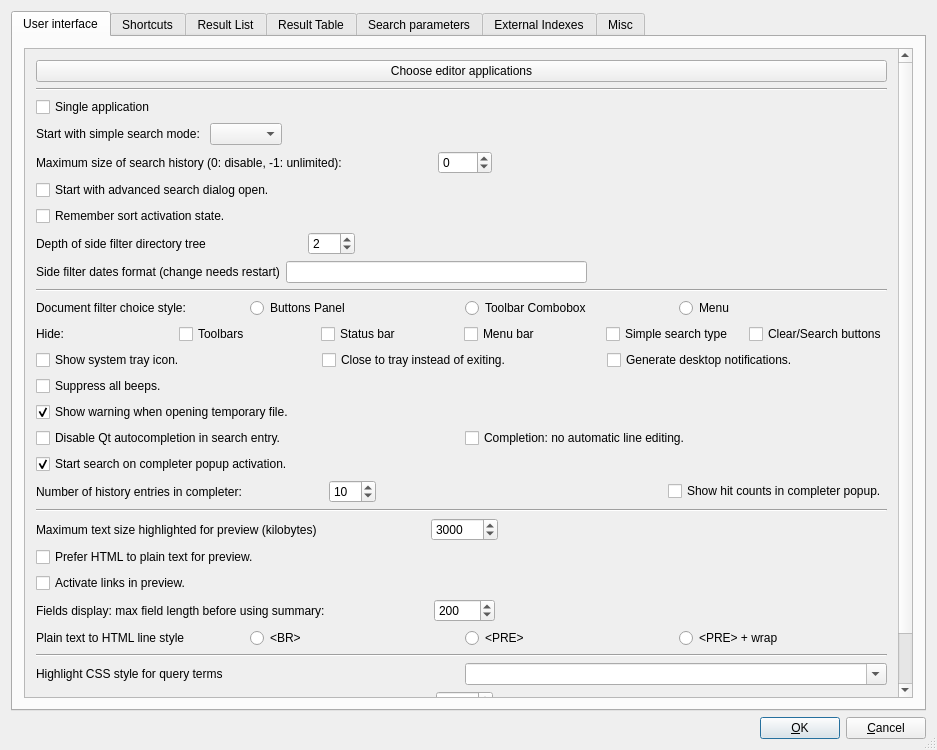
alarmz/recoll, file src/qtgui/uiprefs.ui: the form before one commit.
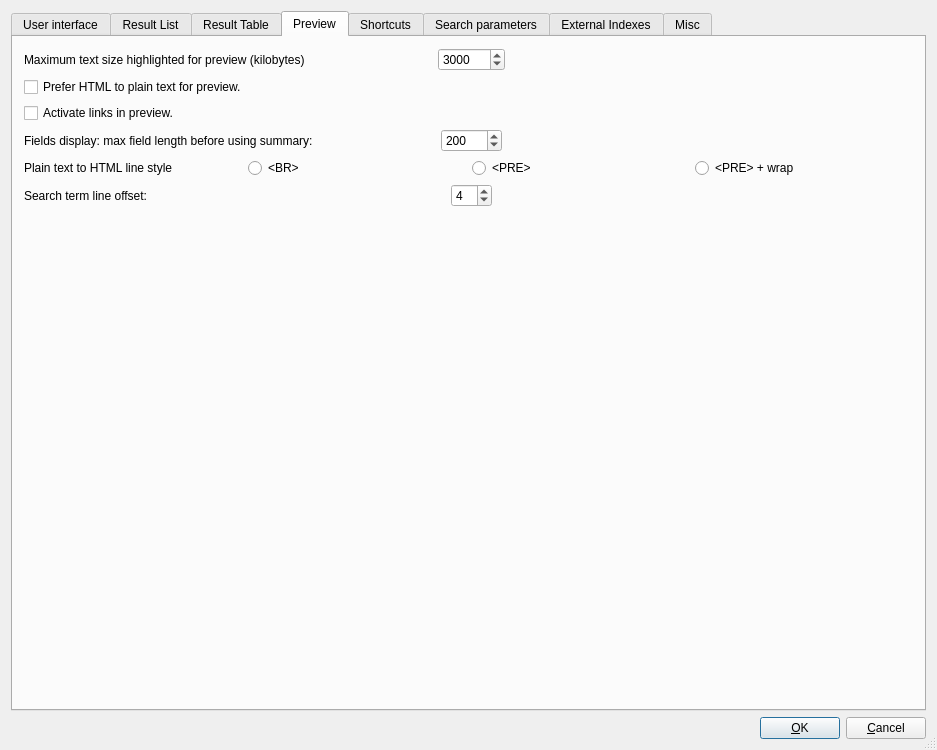
The form after the commit. The open tabs and pages were chosen to show the change.

Commit message: add pref for the number of lines to show over a preview search target

```diff
--- a/src/qtgui/uiprefs.ui
+++ b/src/qtgui/uiprefs.ui
@@ -37,8 +37,8 @@
            <rect>
             <x>0</x>
             <y>0</y>
-            <width>876</width>
-            <height>684</height>
+            <width>886</width>
+            <height>724</height>
            </rect>
           </property>
           <layout class="QVBoxLayout">
@@ -52,23 +52,23 @@
            <item>
             <widget class="Line" name="line1">
              <property name="orientation">
-              <enum>Qt::Orientation::Horizontal</enum>
+              <enum>Qt::Horizontal</enum>
              </property>
             </widget>
            </item>
-       <item>
-        <widget class="QCheckBox" name="singleappCB">
-         <property name="toolTip">
-          <string>If set, starting a new instance on the same index will raise an existing one.</string>
-         </property>
-         <property name="text">
-          <string>Single application</string>
-         </property>
-         <property name="checked">
-          <bool>false</bool>
-         </property>
-        </widget>
-       </item>
+           <item>
+            <widget class="QCheckBox" name="singleappCB">
+             <property name="toolTip">
+              <string>If set, starting a new instance on the same index will raise an existing one.</string>
+             </property>
+             <property name="text">
+              <string>Single application</string>
+             </property>
+             <property name="checked">
+              <bool>false</bool>
+             </property>
+            </widget>
+           </item>
            <item>
             <layout class="QHBoxLayout">
              <item>
@@ -87,7 +87,7 @@
              <item>
               <spacer name="horizontalSpacer_12">
                <property name="orientation">
-                <enum>Qt::Orientation::Horizontal</enum>
+                <enum>Qt::Horizontal</enum>
                </property>
                <property name="sizeHint" stdset="0">
                 <size>
@@ -136,7 +136,7 @@
              <item>
               <spacer name="horizontalSpacer_5">
                <property name="orientation">
-                <enum>Qt::Orientation::Horizontal</enum>
+                <enum>Qt::Horizontal</enum>
                </property>
                <property name="sizeHint" stdset="0">
                 <size>
@@ -205,7 +205,7 @@
              <item>
               <spacer name="horizontalSpacer_20">
                <property name="orientation">
-                <enum>Qt::Orientation::Horizontal</enum>
+                <enum>Qt::Horizontal</enum>
                </property>
                <property name="sizeHint" stdset="0">
                 <size>
@@ -245,7 +245,7 @@
              <item>
               <spacer name="sidefilterdateformatHSPC">
                <property name="orientation">
-                <enum>Qt::Orientation::Horizontal</enum>
+                <enum>Qt::Horizontal</enum>
                </property>
                <property name="sizeHint" stdset="0">
                 <size>
@@ -260,7 +260,7 @@
            <item>
             <widget class="Line" name="line2">
              <property name="orientation">
-              <enum>Qt::Orientation::Horizontal</enum>
+              <enum>Qt::Horizontal</enum>
              </property>
             </widget>
            </item>
@@ -459,16 +459,16 @@
              </item>
             </layout>
            </item>
-             <item>
-              <widget class="QCheckBox" name="ssSearchOnCompleteCB">
-               <property name="text">
-                <string>Start search on completer popup activation.</string>
-               </property>
-               <property name="checked">
-                <bool>true</bool>
-               </property>
-              </widget>
-             </item>
+           <item>
+            <widget class="QCheckBox" name="ssSearchOnCompleteCB">
+             <property name="text">
+              <string>Start search on completer popup activation.</string>
+             </property>
+             <property name="checked">
+              <bool>true</bool>
+             </property>
+            </widget>
+           </item>
            <item>
             <layout class="QHBoxLayout" name="horizontalLayout12">
              <item>
@@ -508,7 +508,7 @@
                <item>
                 <spacer name="ssearchCompleterHistCntHSPC">
                  <property name="orientation">
-                  <enum>Qt::Orientation::Horizontal</enum>
+                  <enum>Qt::Horizontal</enum>
                  </property>
                  <property name="sizeHint" stdset="0">
                   <size>
@@ -538,182 +538,7 @@
            <item>
             <widget class="Line" name="line3">
              <property name="orientation">
-              <enum>Qt::Orientation::Horizontal</enum>
-             </property>
-            </widget>
-           </item>
-           <item>
-            <layout class="QHBoxLayout" stretch="0,0,1">
-             <item>
-              <widget class="QLabel" name="textLabelHL">
-               <property name="sizePolicy">
-                <sizepolicy hsizetype="Preferred" vsizetype="Preferred">
-                 <horstretch>1</horstretch>
-                 <verstretch>0</verstretch>
-                </sizepolicy>
-               </property>
-               <property name="toolTip">
-                <string>Texts over this size will not be highlighted in preview (too slow).</string>
-               </property>
-               <property name="text">
-                <string>Maximum text size highlighted for preview (kilobytes)</string>
-               </property>
-               <property name="wordWrap">
-                <bool>false</bool>
-               </property>
-              </widget>
-             </item>
-             <item>
-              <widget class="QSpinBox" name="maxHLTSB">
-               <property name="minimum">
-                <number>0</number>
-               </property>
-               <property name="maximum">
-                <number>100000</number>
-               </property>
-               <property name="singleStep">
-                <number>500</number>
-               </property>
-               <property name="value">
-                <number>3000</number>
-               </property>
-              </widget>
-             </item>
-             <item>
-              <spacer name="horizontalSpacer_4">
-               <property name="orientation">
-                <enum>Qt::Orientation::Horizontal</enum>
-               </property>
-               <property name="sizeHint" stdset="0">
-                <size>
-                 <width>40</width>
-                 <height>20</height>
-                </size>
-               </property>
-              </spacer>
-             </item>
-            </layout>
-           </item>
-           <item>
-            <widget class="QCheckBox" name="previewHtmlCB">
-             <property name="text">
-              <string>Prefer HTML to plain text for preview.</string>
-             </property>
-             <property name="checked">
-              <bool>false</bool>
-             </property>
-            </widget>
-           </item>
-           <item>
-            <widget class="QCheckBox" name="previewActiveLinksCB">
-             <property name="toolTip">
-              <string>Make links inside the preview window clickable, and start an external browser when they are clicked.</string>
-             </property>
-             <property name="text">
-              <string>Activate links in preview.</string>
-             </property>
-             <property name="checked">
-              <bool>false</bool>
-             </property>
-            </widget>
-           </item>
-           <item>
-            <layout class="QHBoxLayout" stretch="0,0,1">
-             <item>
-              <widget class="QLabel" name="pvmaxfldlenLBL">
-               <property name="sizePolicy">
-                <sizepolicy hsizetype="Preferred" vsizetype="Preferred">
-                 <horstretch>1</horstretch>
-                 <verstretch>0</verstretch>
-                </sizepolicy>
-               </property>
-               <property name="toolTip">
-                <string>Set to 0 to disable details/summary feature</string>
-               </property>
-               <property name="text">
-                <string>Fields display: max field length before using summary:</string>
-               </property>
-               <property name="wordWrap">
-                <bool>false</bool>
-               </property>
-              </widget>
-             </item>
-             <item>
-              <widget class="QSpinBox" name="pvmaxfldlenSB">
-               <property name="minimum">
-                <number>0</number>
-               </property>
-               <property name="maximum">
-                <number>10000</number>
-               </property>
-               <property name="value">
-                <number>200</number>
-               </property>
-              </widget>
-             </item>
-             <item>
-              <spacer name="pvmaxfldlenHSPC">
-               <property name="orientation">
-                <enum>Qt::Orientation::Horizontal</enum>
-               </property>
-               <property name="sizeHint" stdset="0">
-                <size>
-                 <width>40</width>
-                 <height>20</height>
-                </size>
-               </property>
-              </spacer>
-             </item>
-            </layout>
-           </item>
-           <item>
-            <layout class="QHBoxLayout" name="horizontalLayout_3">
-             <item>
-              <widget class="QLabel" name="label">
-               <property name="toolTip">
-                <string>Lines in PRE text are not folded. Using BR loses some indentation. PRE + Wrap style may be what you want.</string>
-               </property>
-               <property name="text">
-                <string>Plain text to HTML line style</string>
-               </property>
-              </widget>
-             </item>
-             <item>
-              <widget class="QRadioButton" name="plainBRRB">
-               <property name="text">
-                <string>&lt;BR&gt;</string>
-               </property>
-               <attribute name="buttonGroup">
-                <string notr="true">buttonGroup</string>
-               </attribute>
-              </widget>
-             </item>
-             <item>
-              <widget class="QRadioButton" name="plainPRERB">
-               <property name="text">
-                <string>&lt;PRE&gt;</string>
-               </property>
-               <attribute name="buttonGroup">
-                <string notr="true">buttonGroup</string>
-               </attribute>
-              </widget>
-             </item>
-             <item>
-              <widget class="QRadioButton" name="plainPREWRAPRB">
-               <property name="text">
-                <string>&lt;PRE&gt; + wrap</string>
-               </property>
-               <attribute name="buttonGroup">
-                <string notr="true">buttonGroup</string>
-               </attribute>
-              </widget>
-             </item>
-            </layout>
-           </item>
-           <item>
-            <widget class="Line" name="line4">
-             <property name="orientation">
-              <enum>Qt::Orientation::Horizontal</enum>
+              <enum>Qt::Horizontal</enum>
              </property>
             </widget>
            </item>
@@ -744,7 +569,7 @@
                 <bool>true</bool>
                </property>
                <property name="insertPolicy">
-                <enum>QComboBox::InsertPolicy::NoInsert</enum>
+                <enum>QComboBox::NoInsert</enum>
                </property>
               </widget>
              </item>
@@ -784,7 +609,7 @@
              <item>
               <spacer name="wholeuiscaleHSPC">
                <property name="orientation">
-                <enum>Qt::Orientation::Horizontal</enum>
+                <enum>Qt::Horizontal</enum>
                </property>
                <property name="sizeHint" stdset="0">
                 <size>
@@ -841,7 +666,7 @@
              <item>
               <spacer name="horizontalSpacer_16">
                <property name="orientation">
-                <enum>Qt::Orientation::Horizontal</enum>
+                <enum>Qt::Horizontal</enum>
                </property>
                <property name="sizeHint" stdset="0">
                 <size>
@@ -856,10 +681,10 @@
            <item>
             <spacer name="spacer4">
              <property name="orientation">
-              <enum>Qt::Orientation::Vertical</enum>
+              <enum>Qt::Vertical</enum>
              </property>
              <property name="sizeType">
-              <enum>QSizePolicy::Policy::Expanding</enum>
+              <enum>QSizePolicy::Expanding</enum>
              </property>
              <property name="sizeHint" stdset="0">
               <size>
@@ -875,51 +700,6 @@
        </item>
       </layout>
      </widget>
-     <widget class="QWidget" name="tab_shortcuts">
-      <attribute name="title">
-       <string>Shortcuts</string>
-      </attribute>
-      <layout class="QVBoxLayout" name="verticalLayout_4">
-       <item>
-        <layout class="QVBoxLayout" name="verticalLayout">
-         <item>
-          <widget class="QTableWidget" name="shortcutsTB"/>
-         </item>
-         <item>
-          <layout class="QHBoxLayout" name="horizontalLayout_2">
-           <item>
-            <widget class="QLabel" name="label_2">
-             <property name="text">
-              <string>Use F1 to  access the manual</string>
-             </property>
-            </widget>
-           </item>
-           <item>
-            <spacer name="horizontalSpacer">
-             <property name="orientation">
-              <enum>Qt::Orientation::Horizontal</enum>
-             </property>
-             <property name="sizeHint" stdset="0">
-              <size>
-               <width>40</width>
-               <height>20</height>
-              </size>
-             </property>
-            </spacer>
-           </item>
-           <item>
-            <widget class="QPushButton" name="resetscPB">
-             <property name="text">
-              <string>Reset shortcuts defaults</string>
-             </property>
-            </widget>
-           </item>
-          </layout>
-         </item>
-        </layout>
-       </item>
-      </layout>
-     </widget>
      <widget class="QWidget" name="tab_reslist">
       <attribute name="title">
        <string>Result List</string>
@@ -961,7 +741,7 @@
            <item>
             <spacer name="horizontalSpacer_2">
              <property name="orientation">
-              <enum>Qt::Orientation::Horizontal</enum>
+              <enum>Qt::Horizontal</enum>
              </property>
              <property name="sizeHint" stdset="0">
               <size>
@@ -1008,7 +788,7 @@
            <item>
             <spacer name="horizontalSpacer_13">
              <property name="orientation">
-              <enum>Qt::Orientation::Horizontal</enum>
+              <enum>Qt::Horizontal</enum>
              </property>
              <property name="sizeHint" stdset="0">
               <size>
@@ -1087,7 +867,7 @@
            <item>
             <spacer name="horizontalSpacer_14">
              <property name="orientation">
-              <enum>Qt::Orientation::Horizontal</enum>
+              <enum>Qt::Horizontal</enum>
              </property>
              <property name="sizeHint" stdset="0">
               <size>
@@ -1137,7 +917,7 @@
            <item>
             <spacer name="horizontalSpacer_15">
              <property name="orientation">
-              <enum>Qt::Orientation::Horizontal</enum>
+              <enum>Qt::Horizontal</enum>
              </property>
              <property name="sizeHint" stdset="0">
               <size>
@@ -1186,7 +966,7 @@
            <item>
             <spacer name="horizontalSpacer_3">
              <property name="orientation">
-              <enum>Qt::Orientation::Horizontal</enum>
+              <enum>Qt::Horizontal</enum>
              </property>
              <property name="sizeHint" stdset="0">
               <size>
@@ -1223,7 +1003,7 @@
        <item>
         <spacer name="verticalSpacer">
          <property name="orientation">
-          <enum>Qt::Orientation::Vertical</enum>
+          <enum>Qt::Vertical</enum>
          </property>
          <property name="sizeHint" stdset="0">
           <size>
@@ -1308,7 +1088,7 @@
        <item>
         <spacer name="verticalSpacer_rst2">
          <property name="orientation">
-          <enum>Qt::Orientation::Vertical</enum>
+          <enum>Qt::Vertical</enum>
          </property>
          <property name="sizeHint" stdset="0">
           <size>
@@ -1320,6 +1100,288 @@
        </item>
       </layout>
      </widget>
+     <widget class="QWidget" name="tab_preview">
+      <attribute name="title">
+       <string>Preview</string>
+      </attribute>
+      <layout class="QVBoxLayout" name="verticalLayout_rst3">
+       <item>
+        <layout class="QHBoxLayout" stretch="0,0,1">
+         <item>
+          <widget class="QLabel" name="textLabelHL">
+           <property name="sizePolicy">
+            <sizepolicy hsizetype="Preferred" vsizetype="Preferred">
+             <horstretch>1</horstretch>
+             <verstretch>0</verstretch>
+            </sizepolicy>
+           </property>
+           <property name="toolTip">
+            <string>Texts over this size will not be highlighted in preview (too slow).</string>
+           </property>
+           <property name="text">
+            <string>Maximum text size highlighted for preview (kilobytes)</string>
+           </property>
+           <property name="wordWrap">
+            <bool>false</bool>
+           </property>
+          </widget>
+         </item>
+         <item>
+          <widget class="QSpinBox" name="maxHLTSB">
+           <property name="minimum">
+            <number>0</number>
+           </property>
+           <property name="maximum">
+            <number>100000</number>
+           </property>
+           <property name="singleStep">
+            <number>500</number>
+           </property>
+           <property name="value">
+            <number>3000</number>
+           </property>
+          </widget>
+         </item>
+         <item>
+          <spacer name="horizontalSpacer_4">
+           <property name="orientation">
+            <enum>Qt::Horizontal</enum>
+           </property>
+           <property name="sizeHint" stdset="0">
+            <size>
+             <width>40</width>
+             <height>20</height>
+            </size>
+           </property>
+          </spacer>
+         </item>
+        </layout>
+       </item>
+       <item>
+        <widget class="QCheckBox" name="previewHtmlCB">
+         <property name="text">
+          <string>Prefer HTML to plain text for preview.</string>
+         </property>
+         <property name="checked">
+          <bool>false</bool>
+         </property>
+        </widget>
+       </item>
+       <item>
+        <widget class="QCheckBox" name="previewActiveLinksCB">
+         <property name="toolTip">
+          <string>Make links inside the preview window clickable, and start an external browser when they are clicked.</string>
+         </property>
+         <property name="text">
+          <string>Activate links in preview.</string>
+         </property>
+         <property name="checked">
+          <bool>false</bool>
+         </property>
+        </widget>
+       </item>
+       <item>
+        <layout class="QHBoxLayout" stretch="0,0,1">
+         <item>
+          <widget class="QLabel" name="pvmaxfldlenLBL">
+           <property name="sizePolicy">
+            <sizepolicy hsizetype="Preferred" vsizetype="Preferred">
+             <horstretch>1</horstretch>
+             <verstretch>0</verstretch>
+            </sizepolicy>
+           </property>
+           <property name="toolTip">
+            <string>Set to 0 to disable details/summary feature</string>
+           </property>
+           <property name="text">
+            <string>Fields display: max field length before using summary:</string>
+           </property>
+           <property name="wordWrap">
+            <bool>false</bool>
+           </property>
+          </widget>
+         </item>
+         <item>
+          <widget class="QSpinBox" name="pvmaxfldlenSB">
+           <property name="minimum">
+            <number>0</number>
+           </property>
+           <property name="maximum">
+            <number>10000</number>
+           </property>
+           <property name="value">
+            <number>200</number>
+           </property>
+          </widget>
+         </item>
+         <item>
+          <spacer name="pvmaxfldlenHSPC">
+           <property name="orientation">
+            <enum>Qt::Horizontal</enum>
+           </property>
+           <property name="sizeHint" stdset="0">
+            <size>
+             <width>40</width>
+             <height>20</height>
+            </size>
+           </property>
+          </spacer>
+         </item>
+        </layout>
+       </item>
+       <item>
+        <layout class="QHBoxLayout" name="horizontalLayout_3">
+         <item>
+          <widget class="QLabel" name="label">
+           <property name="toolTip">
+            <string>Lines in PRE text are not folded. Using BR loses some indentation. PRE + Wrap style may be what you want.</string>
+           </property>
+           <property name="text">
+            <string>Plain text to HTML line style</string>
+           </property>
+          </widget>
+         </item>
+         <item>
+          <widget class="QRadioButton" name="plainBRRB">
+           <property name="text">
+            <string>&lt;BR&gt;</string>
+           </property>
+           <attribute name="buttonGroup">
+            <string notr="true">buttonGroup</string>
+           </attribute>
+          </widget>
+         </item>
+         <item>
+          <widget class="QRadioButton" name="plainPRERB">
+           <property name="text">
+            <string>&lt;PRE&gt;</string>
+           </property>
+           <attribute name="buttonGroup">
+            <string notr="true">buttonGroup</string>
+           </attribute>
+          </widget>
+         </item>
+         <item>
+          <widget class="QRadioButton" name="plainPREWRAPRB">
+           <property name="text">
+            <string>&lt;PRE&gt; + wrap</string>
+           </property>
+           <attribute name="buttonGroup">
+            <string notr="true">buttonGroup</string>
+           </attribute>
+          </widget>
+         </item>
+        </layout>
+       </item>
+       <item>
+        <layout class="QHBoxLayout" stretch="0,0,1">
+         <item>
+          <widget class="QLabel" name="previewLinesOverAnchorLBL">
+           <property name="sizePolicy">
+            <sizepolicy hsizetype="Preferred" vsizetype="Preferred">
+             <horstretch>1</horstretch>
+             <verstretch>0</verstretch>
+            </sizepolicy>
+           </property>
+           <property name="toolTip">
+            <string>Number of lines to be shown over a search term found by preview search.</string>
+           </property>
+           <property name="text">
+            <string>Search term line offset:</string>
+           </property>
+           <property name="wordWrap">
+            <bool>false</bool>
+           </property>
+          </widget>
+         </item>
+         <item>
+          <widget class="QSpinBox" name="previewLinesOverAnchorSB">
+           <property name="minimum">
+            <number>0</number>
+           </property>
+           <property name="maximum">
+            <number>99</number>
+           </property>
+           <property name="value">
+            <number>4</number>
+           </property>
+          </widget>
+         </item>
+         <item>
+          <spacer name="previewLinesOverAnchorHSPC">
+           <property name="orientation">
+            <enum>Qt::Horizontal</enum>
+           </property>
+           <property name="sizeHint" stdset="0">
+            <size>
+             <width>40</width>
+             <height>20</height>
+            </size>
+           </property>
+          </spacer>
+         </item>
+        </layout>
+       </item>
+       <item>
+        <spacer name="verticalSpacer_rst2">
+         <property name="orientation">
+          <enum>Qt::Vertical</enum>
+         </property>
+         <property name="sizeHint" stdset="0">
+          <size>
+           <width>20</width>
+           <height>40</height>
+          </size>
+         </property>
+        </spacer>
+       </item>
+      </layout>
+     </widget>
+     <widget class="QWidget" name="tab_shortcuts">
+      <attribute name="title">
+       <string>Shortcuts</string>
+      </attribute>
+      <layout class="QVBoxLayout" name="verticalLayout_4">
+       <item>
+        <layout class="QVBoxLayout" name="verticalLayout">
+         <item>
+          <widget class="QTableWidget" name="shortcutsTB"/>
+         </item>
+         <item>
+          <layout class="QHBoxLayout" name="horizontalLayout_2">
+           <item>
+            <widget class="QLabel" name="label_2">
+             <property name="text">
+              <string>Use F1 to  access the manual</string>
+             </property>
+            </widget>
+           </item>
+           <item>
+            <spacer name="horizontalSpacer">
+             <property name="orientation">
+              <enum>Qt::Horizontal</enum>
+             </property>
+             <property name="sizeHint" stdset="0">
+              <size>
+               <width>40</width>
+               <height>20</height>
+              </size>
+             </property>
+            </spacer>
+           </item>
+           <item>
+            <widget class="QPushButton" name="resetscPB">
+             <property name="text">
+              <string>Reset shortcuts defaults</string>
+             </property>
+            </widget>
+           </item>
+          </layout>
+         </item>
+        </layout>
+       </item>
+      </layout>
+     </widget>
      <widget class="QWidget" name="tab_search">
       <attribute name="title">
        <string>Search parameters</string>
@@ -1358,7 +1420,7 @@
            <item>
             <spacer name="horizontalSpacer_11">
              <property name="orientation">
-              <enum>Qt::Orientation::Horizontal</enum>
+              <enum>Qt::Horizontal</enum>
              </property>
              <property name="sizeHint" stdset="0">
               <size>
@@ -1373,10 +1435,10 @@
          <item>
           <widget class="Line" name="line5">
            <property name="frameShape">
-            <enum>QFrame::Shape::HLine</enum>
+            <enum>QFrame::HLine</enum>
            </property>
            <property name="frameShadow">
-            <enum>QFrame::Shadow::Sunken</enum>
+            <enum>QFrame::Sunken</enum>
            </property>
           </widget>
          </item>
@@ -1428,7 +1490,7 @@
            <item>
             <spacer name="horizontalSpacer_6">
              <property name="orientation">
-              <enum>Qt::Orientation::Horizontal</enum>
+              <enum>Qt::Horizontal</enum>
              </property>
              <property name="sizeHint" stdset="0">
               <size>
@@ -1443,10 +1505,10 @@
          <item>
           <widget class="Line" name="line6">
            <property name="frameShape">
-            <enum>QFrame::Shape::HLine</enum>
+            <enum>QFrame::HLine</enum>
            </property>
            <property name="frameShadow">
-            <enum>QFrame::Shadow::Sunken</enum>
+            <enum>QFrame::Sunken</enum>
            </property>
           </widget>
          </item>
@@ -1514,7 +1576,7 @@
            <item>
             <spacer name="horizontalSpacer_7">
              <property name="orientation">
-              <enum>Qt::Orientation::Horizontal</enum>
+              <enum>Qt::Horizontal</enum>
              </property>
              <property name="sizeHint" stdset="0">
               <size>
@@ -1560,7 +1622,7 @@
            <item>
             <spacer name="horizontalSpacer_8">
              <property name="orientation">
-              <enum>Qt::Orientation::Horizontal</enum>
+              <enum>Qt::Horizontal</enum>
              </property>
              <property name="sizeHint" stdset="0">
               <size>
@@ -1575,10 +1637,10 @@
          <item>
           <widget class="Line" name="line7">
            <property name="frameShape">
-            <enum>QFrame::Shape::HLine</enum>
+            <enum>QFrame::HLine</enum>
            </property>
            <property name="frameShadow">
-            <enum>QFrame::Shadow::Sunken</enum>
+            <enum>QFrame::Sunken</enum>
            </property>
           </widget>
          </item>
@@ -1623,7 +1685,7 @@
            <item>
             <spacer name="horizontalSpacer_9">
              <property name="orientation">
-              <enum>Qt::Orientation::Horizontal</enum>
+              <enum>Qt::Horizontal</enum>
              </property>
              <property name="sizeHint" stdset="0">
               <size>
@@ -1670,7 +1732,7 @@
            <item>
             <spacer name="horizontalSpacer_91">
              <property name="orientation">
-              <enum>Qt::Orientation::Horizontal</enum>
+              <enum>Qt::Horizontal</enum>
              </property>
              <property name="sizeHint" stdset="0">
               <size>
@@ -1723,7 +1785,7 @@
            <item>
             <spacer name="horizontalSpacer_10">
              <property name="orientation">
-              <enum>Qt::Orientation::Horizontal</enum>
+              <enum>Qt::Horizontal</enum>
              </property>
              <property name="sizeHint" stdset="0">
               <size>
@@ -1751,10 +1813,10 @@
          <item>
           <spacer name="spacer2">
            <property name="orientation">
-            <enum>Qt::Orientation::Vertical</enum>
+            <enum>Qt::Vertical</enum>
            </property>
            <property name="sizeType">
-            <enum>QSizePolicy::Policy::Expanding</enum>
+            <enum>QSizePolicy::Expanding</enum>
            </property>
            <property name="sizeHint" stdset="0">
             <size>
@@ -1778,7 +1840,7 @@
          <item>
           <widget class="QListWidget" name="idxLV">
            <property name="selectionMode">
-            <enum>QAbstractItemView::SelectionMode::ExtendedSelection</enum>
+            <enum>QAbstractItemView::ExtendedSelection</enum>
            </property>
           </widget>
          </item>
@@ -1820,10 +1882,10 @@
          <item>
           <widget class="Line" name="line9">
            <property name="frameShape">
-            <enum>QFrame::Shape::HLine</enum>
+            <enum>QFrame::HLine</enum>
            </property>
            <property name="frameShadow">
-            <enum>QFrame::Shadow::Sunken</enum>
+            <enum>QFrame::Sunken</enum>
            </property>
           </widget>
          </item>
@@ -1842,10 +1904,10 @@
            <item>
             <spacer name="spacer3">
              <property name="orientation">
-              <enum>Qt::Orientation::Horizontal</enum>
+              <enum>Qt::Horizontal</enum>
              </property>
              <property name="sizeType">
-              <enum>QSizePolicy::Policy::Expanding</enum>
+              <enum>QSizePolicy::Expanding</enum>
              </property>
              <property name="sizeHint" stdset="0">
               <size>
@@ -1892,7 +1954,7 @@
        <item>
         <spacer name="verticalSpacer_2">
          <property name="orientation">
-          <enum>Qt::Orientation::Vertical</enum>
+          <enum>Qt::Vertical</enum>
          </property>
          <property name="sizeHint" stdset="0">
           <size>
@@ -1911,10 +1973,10 @@
      <item>
       <spacer name="Horizontal Spacing2">
        <property name="orientation">
-        <enum>Qt::Orientation::Horizontal</enum>
+        <enum>Qt::Horizontal</enum>
        </property>
        <property name="sizeType">
-        <enum>QSizePolicy::Policy::Expanding</enum>
+        <enum>QSizePolicy::Expanding</enum>
        </property>
        <property name="sizeHint" stdset="0">
         <size>
```
The commit also changes 3 other files.
